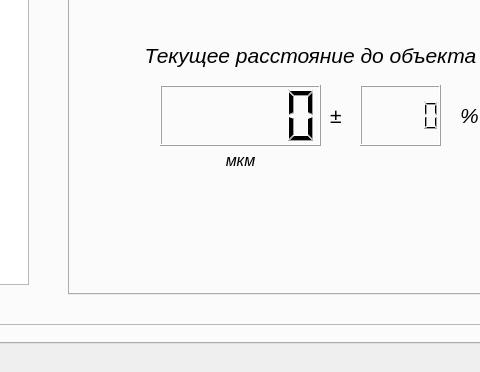
Before: the Qt Designer form base.ui in sergey-png/milandr_COMPort, drawn with Qt 5; both pictures show x 454 to 934 and y 417 to 789 of the 1040 by 789 pixel window.
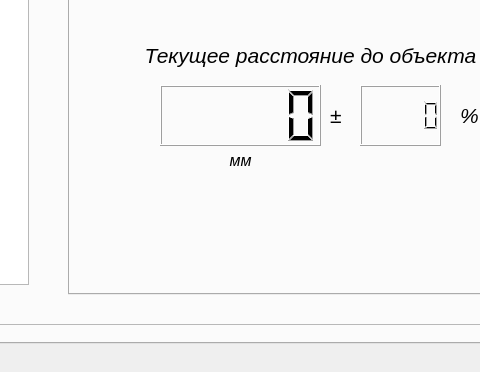
After: the same form once the commit is applied. Custom widgets are drawn as their Qt base class.

Diff of the .ui file:
```diff
--- a/base.ui
+++ b/base.ui
@@ -555,7 +555,7 @@
           </font>
          </property>
          <property name="text">
-          <string>мкм</string>
+          <string>мм</string>
          </property>
          <property name="alignment">
           <set>Qt::AlignCenter</set>
```
